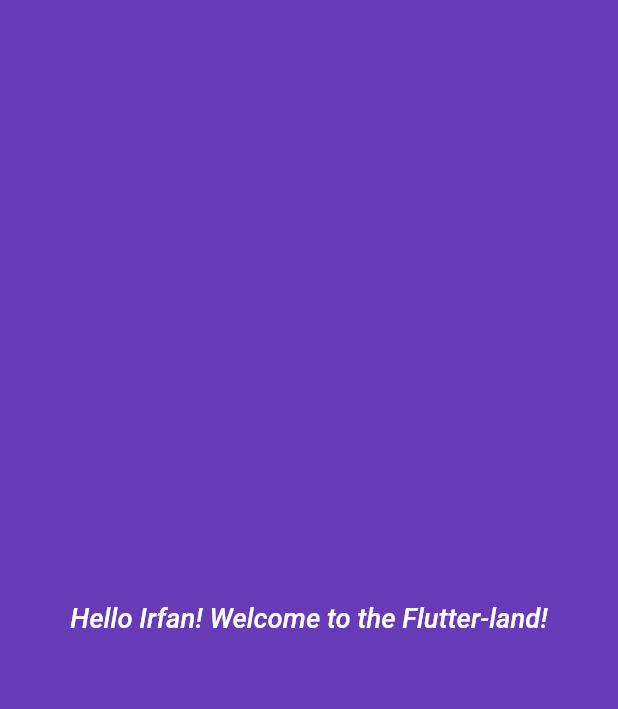
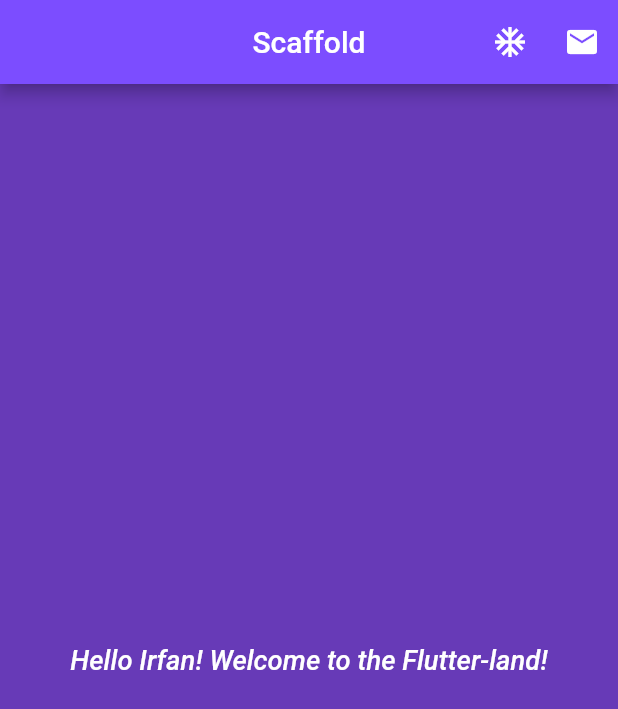
Before and after one commit to irfan87/flutter_hello_world, a Flutter app: the screen it shows after launch, on a phone screen of 412 x 824 dp. Shown: the top 709 px of the screen. Run offline on Flutter 3.47's test engine with Material 2 defaults, Android fonts, the phone set to English and light mode, and no system bars.

Commit message:
scaffolded the icons at the material app bar

```diff
--- a/lib/main.dart
+++ b/lib/main.dart
@@ -2,5 +2,13 @@ import 'package:flutter/material.dart';
 import 'package:hello_flutter/ui/home.dart';
 
 void main() {
-  runApp(Home());
+  // runApp(Home());
+  runApp(MainPage());
 }
+
+class MainPage extends StatelessWidget {
+  @override
+  Widget build(BuildContext context) {
+    return MaterialApp(home: ScaffoldExample());
+  }
+}
--- a/lib/ui/home.dart
+++ b/lib/ui/home.dart
@@ -22,3 +22,36 @@ class Home extends StatelessWidget {
     );
   }
 }
+
+class ScaffoldExample extends StatelessWidget {
+  iconEmailPressed() => debugPrint('Icon Email was tapped');
+
+  iconACPressed() => debugPrint("Icon AC was tapped");
+
+  @override
+  Widget build(BuildContext context) {
+    return Scaffold(
+      appBar: AppBar(
+        title: Text("Scaffold"),
+        centerTitle: true,
+        backgroundColor: Colors.deepPurpleAccent.shade200,
+        actions: <Widget>[
+          IconButton(
+            icon: Icon(Icons.ac_unit, color: Colors.white),
+            onPressed: iconACPressed,
+          ),
+          IconButton(
+            icon: Icon(
+              Icons.email,
+              color: Colors.white,
+            ),
+            onPressed: iconEmailPressed,
+          )
+        ],
+      ),
+      body: Center(
+        child: Home(),
+      ),
+    );
+  }
+}
```
